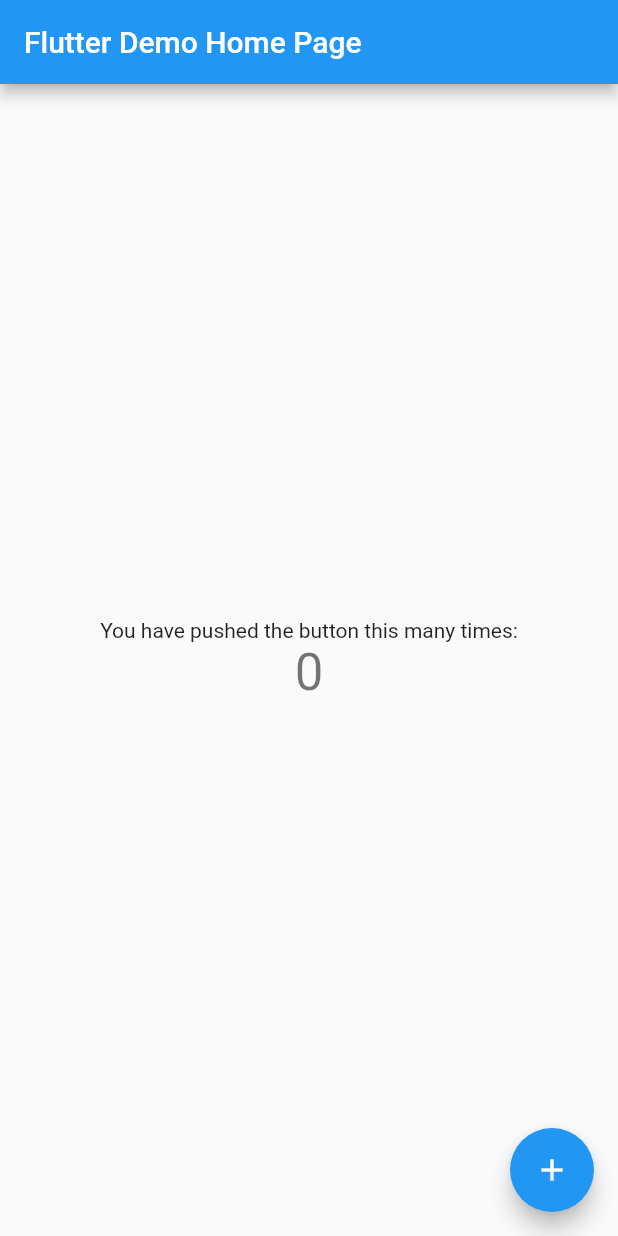
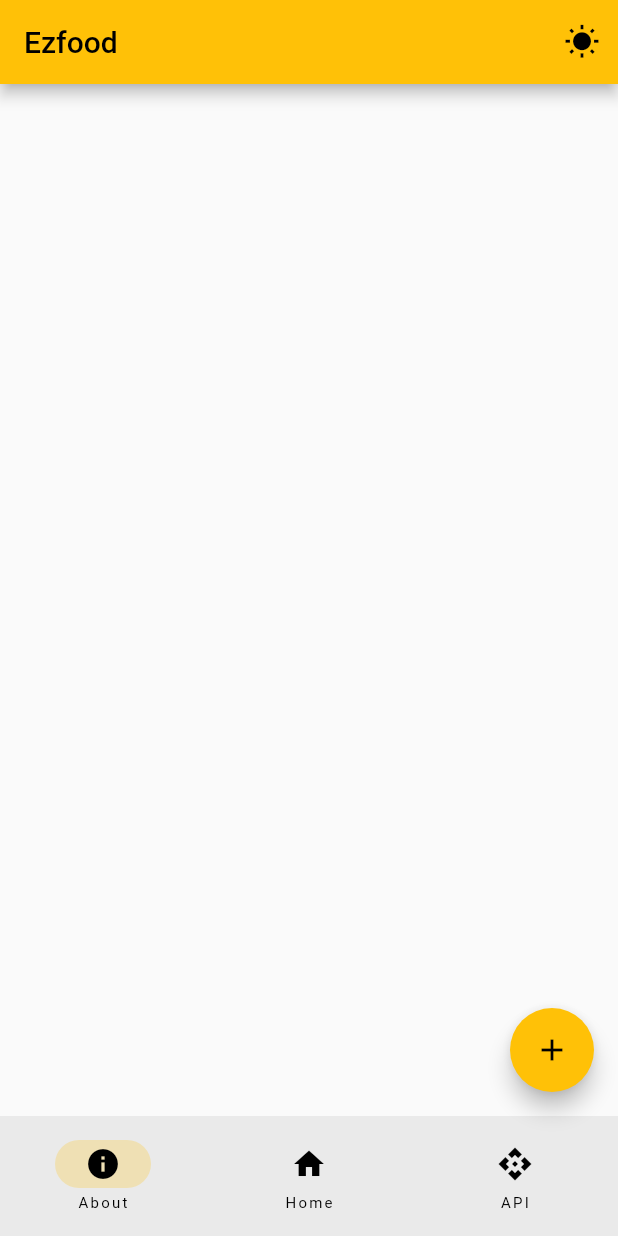
Before and after one commit to secuiru/app, a Flutter app: the screen it shows after launch, on a phone screen of 412 x 824 dp. Run offline on Flutter 3.47's test engine with Material 2 defaults, Android fonts, the phone set to English and light mode, and no system bars.

Commit message:
darkmode ja sivuston rakenteen alkua

```diff
--- /dev/null
+++ b/ezfood/lib/favourites.dart
@@ -0,0 +1,16 @@
+import 'package:flutter/material.dart';
+
+
+class Favourites extends StatefulWidget {
+  const Favourites({super.key});
+
+  @override
+  State<Favourites> createState() => _FavouritesState();
+}
+
+class _FavouritesState extends State<Favourites> {
+  @override
+  Widget build(BuildContext context) {
+    return Container();
+  }
+}
--- a/ezfood/lib/main.dart
+++ b/ezfood/lib/main.dart
@@ -1,4 +1,7 @@
 import 'package:flutter/material.dart';
+import 'package:ezfood/favourites.dart';
+import 'package:ezfood/home.dart';
+import 'package:ezfood/settings.dart';
 
 void main() {
   runApp(const MyApp());
@@ -7,109 +10,83 @@
 class MyApp extends StatelessWidget {
   const MyApp({super.key});
 
-  // This widget is the root of your application.
   @override
   Widget build(BuildContext context) {
     return MaterialApp(
-      title: 'Flutter Demo',
-      theme: ThemeData(
-        // This is the theme of your application.
-        //
-        // Try running your application with "flutter run". You'll see the
-        // application has a blue toolbar. Then, without quitting the app, try
-        // changing the primarySwatch below to Colors.green and then invoke
-        // "hot reload" (press "r" in the console where you ran "flutter run",
-        // or simply save your changes to "hot reload" in a Flutter IDE).
-        // Notice that the counter didn't reset back to zero; the application
-        // is not restarted.
-        primarySwatch: Colors.blue,
-      ),
-      home: const MyHomePage(title: 'Flutter Demo Home Page'),
+      debugShowCheckedModeBanner: false,
+      theme: ThemeData(primarySwatch: Colors.amber),
+      home: const RootPage(),
     );
   }
 }
 
-class MyHomePage extends StatefulWidget {
-  const MyHomePage({super.key, required this.title});
+class RootPage extends StatefulWidget {
 
-  // This widget is the home page of your application. It is stateful, meaning
-  // that it has a State object (defined below) that contains fields that affect
-  // how it looks.
 
-  // This class is the configuration for the state. It holds the values (in this
-  // case the title) provided by the parent (in this case the App widget) and
-  // used by the build method of the State. Fields in a Widget subclass are
-  // always marked "final".
-
-  final String title;
+  const RootPage({super.key});
 
   @override
-  State<MyHomePage> createState() => _MyHomePageState();
+  State<RootPage> createState() => _RootPageState();
 }
 
-class _MyHomePageState extends State<MyHomePage> {
-  int _counter = 0;
+bool _iconbool = false;
 
-  void _incrementCounter() {
-    setState(() {
-      // This call to setState tells the Flutter framework that something has
-      // changed in this State, which causes it to rerun the build method below
-      // so that the display can reflect the updated values. If we changed
-      // _counter without calling setState(), then the build method would not be
-      // called again, and so nothing would appear to happen.
-      _counter++;
-    });
-  }
+IconData _iconLight = Icons.wb_sunny;
+IconData _icondark = Icons.nightlight;
 
+ThemeData _lightTheme = ThemeData(
+  primarySwatch: Colors.amber,
+  brightness: Brightness.light,
+);
+ThemeData _darkTheme = ThemeData(
+ primarySwatch: Colors.deepOrange,
+ brightness: Brightness.dark,
+);
+
+class _RootPageState extends State<RootPage> {
+  int currentPage = 0;
+  List<Widget> pages = const  [
+    Favourites(),
+    home(),
+    settings()
+
+  ];
   @override
   Widget build(BuildContext context) {
-    // This method is rerun every time setState is called, for instance as done
-    // by the _incrementCounter method above.
-    //
-    // The Flutter framework has been optimized to make rerunning build methods
-    // fast, so that you can just rebuild anything that needs updating rather
-    // than having to individually change instances of widgets.
-    return Scaffold(
+    return MaterialApp(
+      debugShowCheckedModeBanner: false,
+       theme: _iconbool ? _darkTheme : _lightTheme,
+       home:Scaffold(
       appBar: AppBar(
-        // Here we take the value from the MyHomePage object that was created by
-        // the App.build method, and use it to set our appbar title.
-        title: Text(widget.title),
+        title: const Text('Ezfood'),
+        actions: [
+          IconButton(onPressed:(){
+              setState(() {
+                _iconbool = !_iconbool;
+              });
+            } , icon: Icon(_iconbool ? _icondark : _iconLight))
+          ],
       ),
-      body: Center(
-        // Center is a layout widget. It takes a single child and positions it
-        // in the middle of the parent.
-        child: Column(
-          // Column is also a layout widget. It takes a list of children and
-          // arranges them vertically. By default, it sizes itself to fit its
-          // children horizontally, and tries to be as tall as its parent.
-          //
-          // Invoke "debug painting" (press "p" in the console, choose the
-          // "Toggle Debug Paint" action from the Flutter Inspector in Android
-          // Studio, or the "Toggle Debug Paint" command in Visual Studio Code)
-          // to see the wireframe for each widget.
-          //
-          // Column has various properties to control how it sizes itself and
-          // how it positions its children. Here we use mainAxisAlignment to
-          // center the children vertically; the main axis here is the vertical
-          // axis because Columns are vertical (the cross axis would be
-          // horizontal).
-          mainAxisAlignment: MainAxisAlignment.center,
-          children: <Widget>[
-            const Text(
-              'You have pushed the button this many times:',
-            ),
-            Text(
-              '$_counter',
-              style: Theme.of(context).textTheme.headlineMedium,
-            ),
+      body: pages[currentPage],
+      floatingActionButton: FloatingActionButton(
+          onPressed: () {
+            debugPrint('Floating Action button');
+          },
+          child: const Icon(Icons.add),
+        ),
+        bottomNavigationBar: NavigationBar(
+          destinations: const [
+            NavigationDestination(icon: Icon(Icons.info), label: 'About'),
+             NavigationDestination(icon: Icon(Icons.home), label: 'Home'),
+            NavigationDestination(icon: Icon(Icons.api), label: 'API'),
           ],
+          onDestinationSelected: (int index) {
+            setState(() {
+              currentPage = index;
+            });
+          },
+          selectedIndex: currentPage,
         ),
-      ),
-      floatingActionButton: FloatingActionButton(
-        onPressed: _incrementCounter,
-        tooltip: 'Increment',
-        child: const Icon(Icons.add),
-      ), // This trailing comma makes auto-formatting nicer for build methods.
-    );
+    ));
   }
 }
```
Also changed, not shown: ezfood/lib/home.dart (added, +15 -0 lines), ezfood/lib/settings.dart (added, +15 -0 lines), 4 other files.
